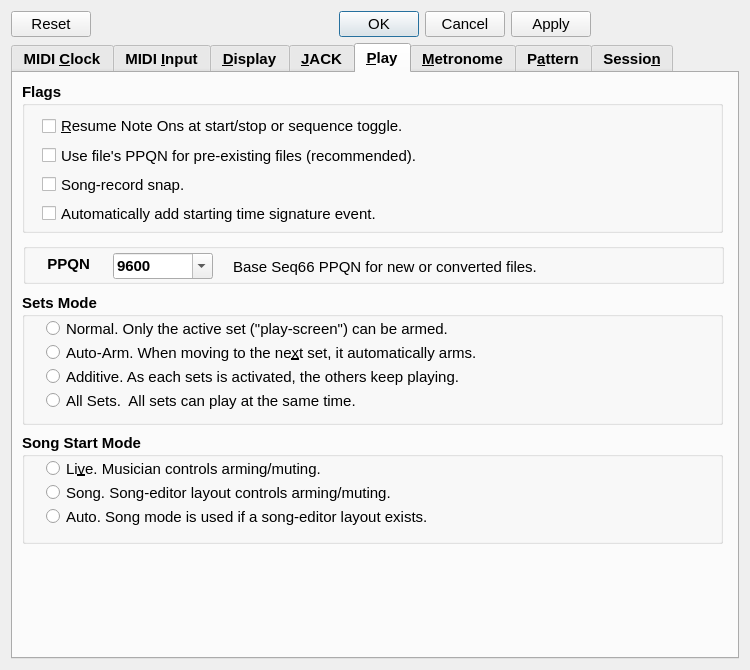
First picture: the form in seq_qt5/src/gui/qseditoptions.ui, repository ahlstromcj/seq66, before the edit.
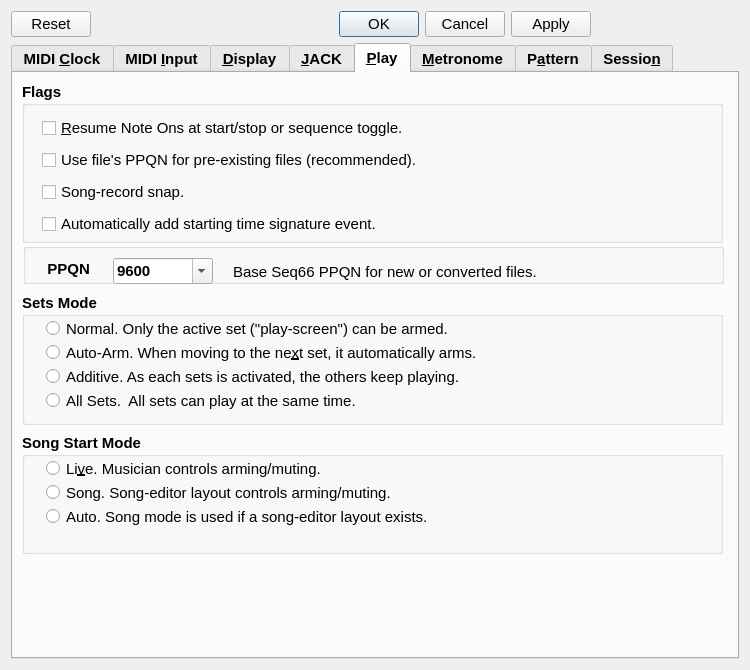
Second picture: the form after the edit.

Diff of the .ui file:
```diff
--- a/seq_qt5/src/gui/qseditoptions.ui
+++ b/seq_qt5/src/gui/qseditoptions.ui
@@ -2283,7 +2283,7 @@
          <x>9</x>
          <y>9</y>
          <width>701</width>
-         <height>151</height>
+         <height>161</height>
         </rect>
        </property>
        <property name="minimumSize">
@@ -2307,7 +2307,7 @@
           <x>20</x>
           <y>32</y>
           <width>441</width>
-          <height>111</height>
+          <height>124</height>
          </rect>
         </property>
         <layout class="QVBoxLayout" name="verticalLayout_8">
@@ -2490,7 +2490,7 @@
          <x>9</x>
          <y>360</y>
          <width>701</width>
-         <height>111</height>
+         <height>121</height>
         </rect>
        </property>
        <property name="minimumSize">
@@ -2576,7 +2576,7 @@
        <property name="geometry">
         <rect>
          <x>20</x>
-         <y>180</y>
+         <y>185</y>
          <width>61</width>
          <height>21</height>
         </rect>
@@ -2610,7 +2610,7 @@
        <property name="geometry">
         <rect>
          <x>220</x>
-         <y>185</y>
+         <y>190</y>
          <width>460</width>
          <height>18</height>
         </rect>
@@ -2641,7 +2641,7 @@
        <property name="geometry">
         <rect>
          <x>100</x>
-         <y>180</y>
+         <y>185</y>
          <width>100</width>
          <height>26</height>
         </rect>
```
Left out of the diff: 92 changed lines with no effect on the pictures.
